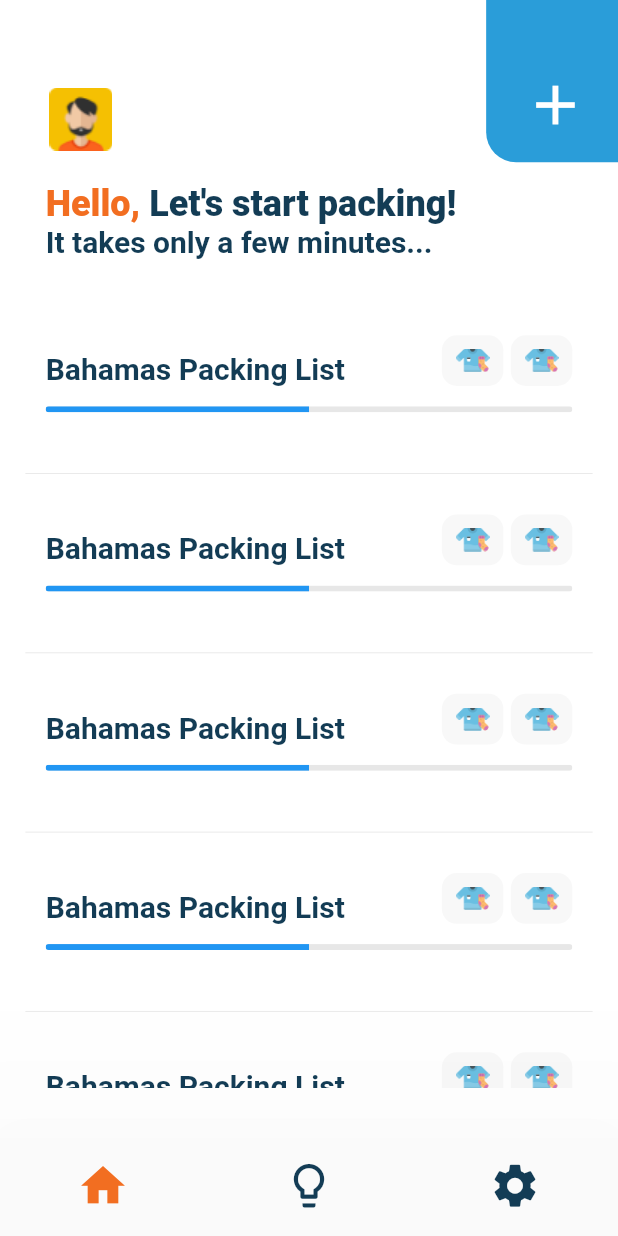
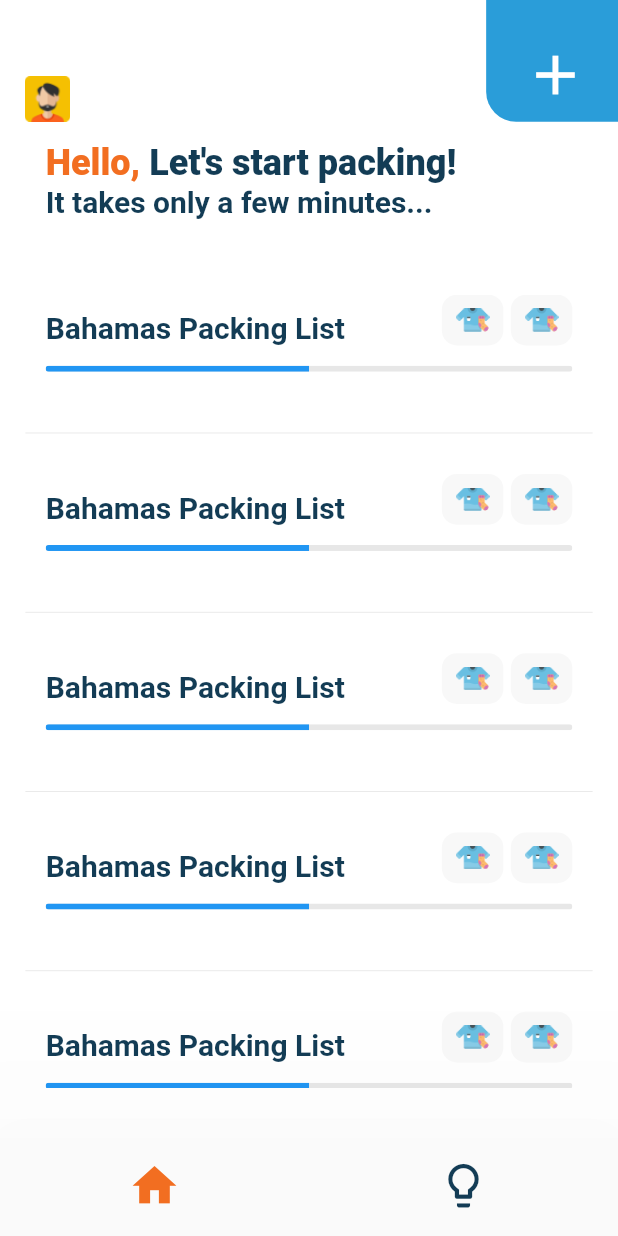
Before and after one commit to MoonChel/packie, a Flutter app: the screen it shows after launch, on a phone screen of 412 x 824 dp. Run offline on Flutter 3.47's test engine with Material 2 defaults, Android fonts, the phone set to English and light mode, and no system bars; our stand-ins replace flutter_screenutil; missing offline and left inert: flutter_statusbarcolor.

Commit message:
move userIcon to appBar

```diff
--- a/lib/components/MyBottomAppBar.dart
+++ b/lib/components/MyBottomAppBar.dart
@@ -34,10 +34,10 @@ class MyBottomAppBar extends StatelessWidget {
           icon: Icon(Icons.lightbulb_outline),
           title: Text("packing tips"),
         ),
-        BottomNavigationBarItem(
-          icon: Icon(Icons.settings),
-          title: Text("settings"),
-        ),
+        // BottomNavigationBarItem(
+        //   icon: Icon(Icons.settings),
+        //   title: Text("settings"),
+        // ),
       ],
     );
   }
--- a/lib/pages/HomePage.dart
+++ b/lib/pages/HomePage.dart
@@ -16,16 +16,23 @@ class HomePage extends StatelessWidget {
 
     return Scaffold(
       backgroundColor: Colors.white,
-      body: Column(
-        crossAxisAlignment: CrossAxisAlignment.start,
-        children: <Widget>[
-          Row(
+      appBar: PreferredSize(
+        preferredSize: Size.fromHeight(su.setHeight(240)),
+        child: AppBar(
+          elevation: 0.0,
+          backgroundColor: Colors.transparent,
+          automaticallyImplyLeading: false,
+          leading: null,
+          flexibleSpace: FlexibleSpaceBar(
+            titlePadding: EdgeInsets.zero,
+            title: Row(
+              crossAxisAlignment: CrossAxisAlignment.stretch,
               mainAxisAlignment: MainAxisAlignment.spaceBetween,
               children: <Widget>[
                 Padding(
                   padding: EdgeInsets.only(
                     top: su.setHeight(150),
-                  left: su.setWidth(Constants.bodyPadding),
+                    left: su.setWidth(Constants.bodyPadding / 2),
                   ),
                   child: Image.asset('assets/images/Avatar.png'),
                 ),
@@ -36,6 +43,12 @@ class HomePage extends StatelessWidget {
                 ),
               ],
             ),
+          ),
+        ),
+      ),
+      body: Column(
+        crossAxisAlignment: CrossAxisAlignment.start,
+        children: <Widget>[
           Padding(
             padding: EdgeInsets.only(
               top: su.setHeight(40),
```
Also changed, not shown: lib/pages/PackingTipsPage.dart (+21 -18 lines). Lines whose indentation alone changed are shown as unchanged.
